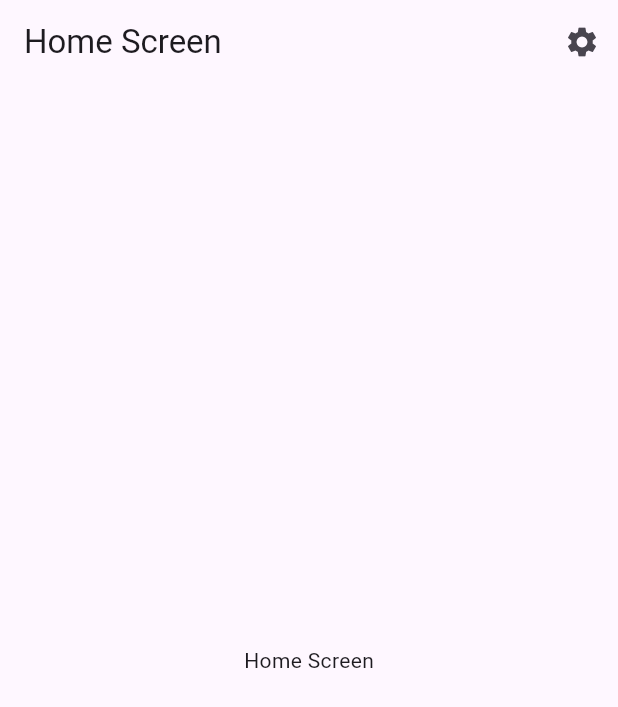
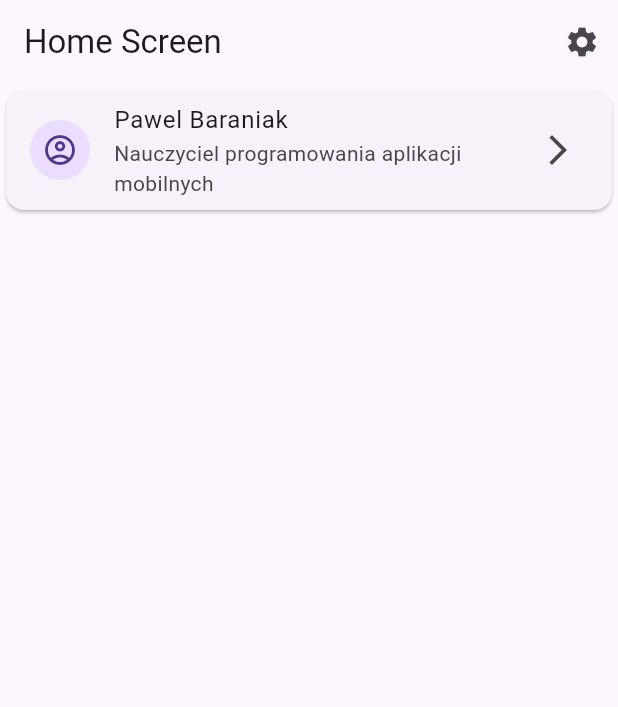
Before and after one commit to TheMalrok/flutter_login_auth_home_classes, a Flutter app: the screen it shows after launch, after a tap on "Login", on a phone screen of 412 x 824 dp. Shown: the top 707 px of the screen. Run offline on Flutter 3.47's test engine with Material 3 defaults, Android fonts, the phone set to English and light mode, and no system bars; our stand-ins replace shared_preferences.

Commit message:
dodanie ListTile

```diff
--- a/lib/main.dart
+++ b/lib/main.dart
@@ -1,5 +1,7 @@
 import 'package:flutter/material.dart';
+import 'package:flutter_application_1/screens/home_screen.dart';
 import 'package:flutter_application_1/screens/login_screen.dart';
+import 'package:shared_preferences/shared_preferences.dart';
 
 void main() {
   runApp(const MyApp());
@@ -11,8 +13,26 @@ class MyApp extends StatelessWidget {
   @override
   Widget build(BuildContext context) {
     return MaterialApp(
+      debugShowCheckedModeBanner: false,
       title: 'Flutter Demo',
-      home: const LoginScreen(),
+      home: FutureBuilder<bool>(
+        future: _isLoggedIn(),
+        builder: (context, snapshot) {
+          if (snapshot.connectionState == ConnectionState.waiting) {
+            return const Scaffold(
+                body: Center(child: CircularProgressIndicator()));
+          }
+          return snapshot.data == true
+              ? const HomeScreen()
+              : const LoginScreen();
+        },
+      ),
     );
   }
 }
+
+Future<bool> _isLoggedIn() async {
+  final SharedPreferences prefs = await SharedPreferences.getInstance();
+  // Get logged status, or default to false if not found
+  return prefs.getBool('logged') ?? false;
+}
--- a/lib/screens/home_screen.dart
+++ b/lib/screens/home_screen.dart
@@ -15,7 +15,20 @@ class HomeScreen extends StatelessWidget {
               icon: Icon(Icons.settings))
         ],
       ),
-      body: Center(child: Text('Home Screen')),
+      body: Column(
+        children: [
+          Card(
+            child: ListTile(
+              title: Text('Pawel Baraniak'),
+              subtitle: Text('Nauczyciel programowania aplikacji mobilnych'),
+              leading: CircleAvatar(
+                child: Icon(Icons.account_circle_outlined),
+              ),
+              trailing: Icon(Icons.arrow_forward_ios),
+            ),
+          )
+        ],
+      ),
     );
   }
 }
```
Also changed, not shown: pubspec.lock, 1 other file.
